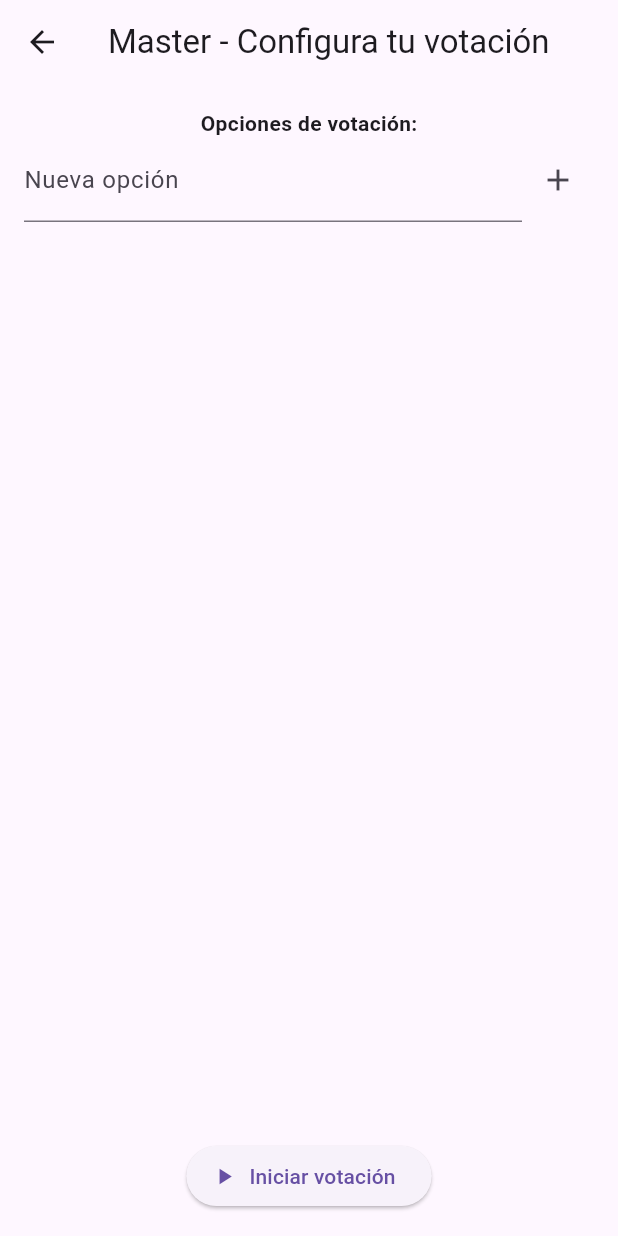
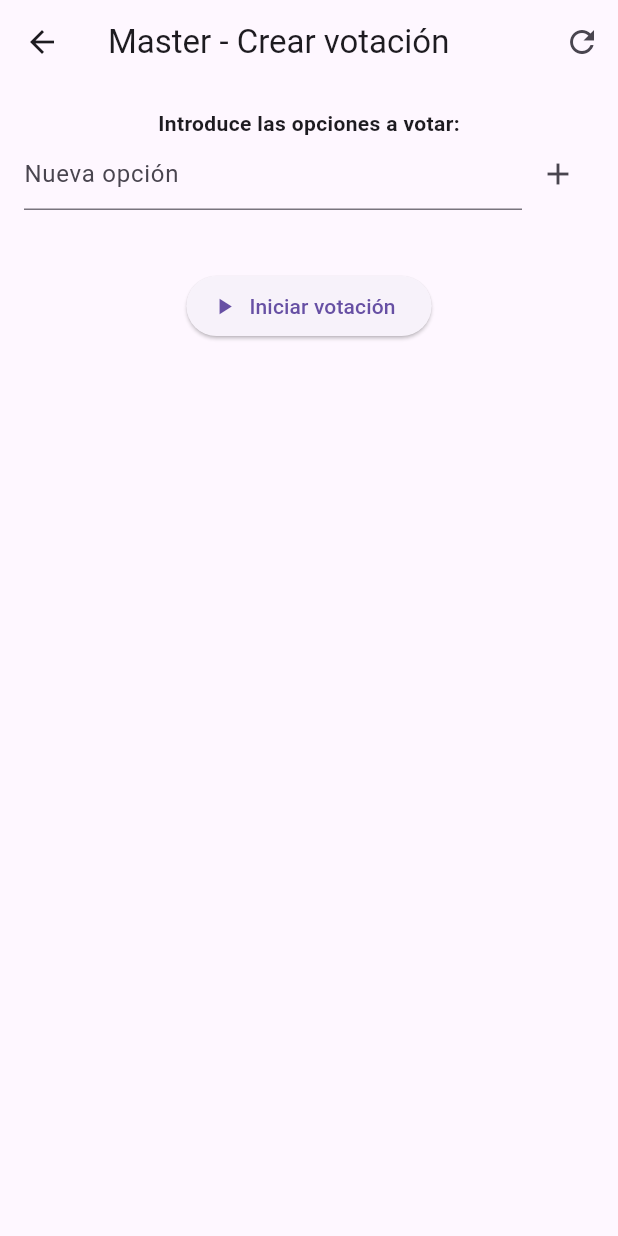
Before and after one commit to ciriandev/VotacionLocalApp, a Flutter app: the MasterScreen screen opened by its route, on a phone screen of 412 x 824 dp. Run offline on Flutter 3.47's test engine with Material 3 defaults, Android fonts, the phone set to English and light mode, and no system bars.

Commit message:
feat: simulación de votación completa entre Master y Votante (sin red)

```diff
--- /dev/null
+++ b/lib/controllers/vote_controller.dart
@@ -0,0 +1,34 @@
+import 'package:flutter/material.dart';
+import '../models/voting_option.dart';
+
+class VoteController extends ChangeNotifier {
+  static final VoteController _instance = VoteController._internal();
+  factory VoteController() => _instance;
+  VoteController._internal();
+
+  final List<VotingOption> _options = [];
+  int _votesReceived = 0;
+
+  List<VotingOption> get options => _options;
+  int get votesReceived => _votesReceived;
+
+  void setOptions(List<String> labels) {
+    _options.clear();
+    _options.addAll(labels.map((e) => VotingOption(label: e)));
+    _votesReceived = 0;
+    notifyListeners();
+  }
+
+  void vote(String label) {
+    final option = _options.firstWhere((o) => o.label == label, orElse: () => throw Exception('Opción no encontrada'));
+    option.increment();
+    _votesReceived++;
+    notifyListeners();
+  }
+
+  void reset() {
+    _options.clear();
+    _votesReceived = 0;
+    notifyListeners();
+  }
+}
--- a/lib/screens/master_screen.dart
+++ b/lib/screens/master_screen.dart
@@ -1,4 +1,5 @@
 import 'package:flutter/material.dart';
+import '../controllers/vote_controller.dart';
 
 class MasterScreen extends StatefulWidget {
   const MasterScreen({super.key});
@@ -8,10 +9,11 @@ class MasterScreen extends StatefulWidget {
 }
 
 class _MasterScreenState extends State<MasterScreen> {
+  final List<String> _options = [];
   final TextEditingController _optionController = TextEditingController();
-  final List<String> _options = [];
-  final List<String> _participants = []; // Más adelante vendrán por sockets
   bool _votingStarted = false;
+
+  final voteController = VoteController();
 
   void _addOption() {
     final text = _optionController.text.trim();
@@ -24,34 +26,79 @@ class _MasterScreenState extends State<MasterScreen> {
   }
 
   void _startVoting() {
-    if (_options.length >= 2) {
+    if (_options.length < 2) {
+      ScaffoldMessenger.of(context).showSnackBar(
+        const SnackBar(content: Text('Debes añadir al menos 2 opciones.')),
+      );
+      return;
+    }
+
+    voteController.setOptions(_options);
     setState(() {
       _votingStarted = true;
     });
-      // Aquí luego llamaremos a la lógica de red
-    } else {
-      ScaffoldMessenger.of(context).showSnackBar(
-        const SnackBar(content: Text('Agrega al menos dos opciones para votar.')),
-      );
   }
+
+  void _resetVoting() {
+    voteController.reset();
+    setState(() {
+      _options.clear();
+      _votingStarted = false;
+    });
   }
 
   @override
   Widget build(BuildContext context) {
+    final votesReceived = voteController.votesReceived;
     return Scaffold(
-      appBar: AppBar(title: const Text('Master - Configura tu votación')),
+      appBar: AppBar(
+        title: const Text('Master - Crear votación'),
+        actions: [
+          IconButton(
+            icon: const Icon(Icons.refresh),
+            onPressed: _resetVoting,
+          ),
+        ],
+      ),
       body: Padding(
-        padding: const EdgeInsets.all(16.0),
-        child: Column(
+        padding: const EdgeInsets.all(16),
+        child: _votingStarted
+            ? Column(
+                crossAxisAlignment: CrossAxisAlignment.start,
                 children: [
-            if (!_votingStarted) ...[
-              const Text('Opciones de votación:', style: TextStyle(fontWeight: FontWeight.bold)),
+                  const Text(
+                    'Votación en curso',
+                    style: TextStyle(fontSize: 18, fontWeight: FontWeight.bold),
+                  ),
+                  const SizedBox(height: 10),
+                  Text('Votos recibidos: $votesReceived'),
+                  const Divider(),
+                  const Text(
+                    'Opciones:',
+                    style: TextStyle(fontWeight: FontWeight.bold),
+                  ),
+                  ...voteController.options.map(
+                    (opt) => ListTile(
+                      title: Text(opt.label),
+                      trailing: Text('${opt.votes} votos'),
+                    ),
+                  ),
+                ],
+              )
+            : Column(
+                children: [
+                  const Text(
+                    'Introduce las opciones a votar:',
+                    style: TextStyle(fontWeight: FontWeight.bold),
+                  ),
                   Row(
                     children: [
                       Expanded(
                         child: TextField(
                           controller: _optionController,
-                      decoration: const InputDecoration(labelText: 'Nueva opción'),
+                          decoration: const InputDecoration(
+                            hintText: 'Nueva opción',
+                          ),
                         ),
                       ),
                       IconButton(
@@ -60,36 +107,24 @@ class _MasterScreenState extends State<MasterScreen> {
                       ),
                     ],
                   ),
-              const SizedBox(height: 10),
-              Expanded(
-                child: ListView.builder(
-                  itemCount: _options.length,
-                  itemBuilder: (context, index) {
-                    return ListTile(
-                      title: Text(_options[index]),
-                    );
+                  const SizedBox(height: 20),
+                  ..._options.map((opt) => ListTile(
+                        title: Text(opt),
+                        trailing: IconButton(
+                          icon: const Icon(Icons.delete),
+                          onPressed: () {
+                            setState(() {
+                              _options.remove(opt);
+                            });
                           },
                         ),
-              ),
+                      )),
+                  const SizedBox(height: 20),
                   ElevatedButton.icon(
                     icon: const Icon(Icons.play_arrow),
                     label: const Text('Iniciar votación'),
                     onPressed: _startVoting,
                   ),
-            ] else ...[
-              const Text('Votación en curso...', style: TextStyle(fontSize: 18)),
-              const SizedBox(height: 20),
-              const Text('Participantes conectados:', style: TextStyle(fontWeight: FontWeight.bold)),
-              Expanded(
-                child: ListView.builder(
-                  itemCount: _participants.length,
-                  itemBuilder: (context, index) => ListTile(
-                    leading: const Icon(Icons.person),
-                    title: Text(_participants[index]),
-                  ),
-                ),
-              ),
-            ]
                 ],
               ),
       ),
```
Also changed, not shown: lib/screens/voter_screen.dart (+16 -10 lines), 2 other files. Lines whose indentation alone changed are shown as unchanged.
